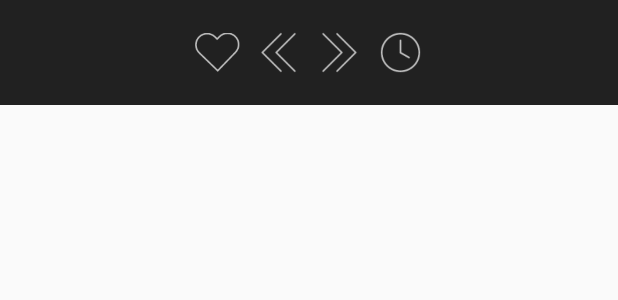
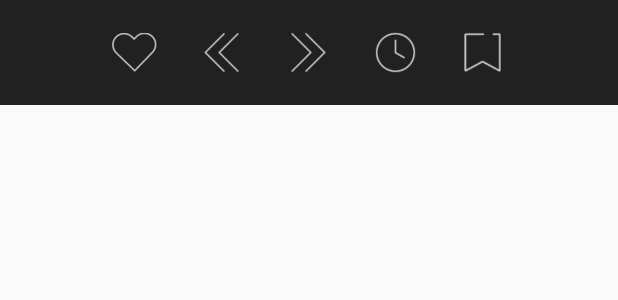
Before and after one commit to liuzho/ReadingHabit, an Android app: the layout popup_main_menu.xml on its own in the app's theme, with its tools: preview values and no code run, on a phone screen of 412 x 824 dp. Shown: the top 300 px of the screen. Run offline under Robolectric (Android 15) with nearby library versions, the phone set to English and light mode, and no system bars.

```diff
--- a/app/src/main/java/com/liuzh/readinghabit/bean/one/OneDay.java
+++ b/app/src/main/java/com/liuzh/readinghabit/bean/one/OneDay.java
@@ -11,7 +11,9 @@ public class OneDay {
     public String image_authors;
     public String text_authors;
 
+    public String maketime;
+
     public String prev;
-    public String curr;
+    public String curr = "";
     public String next;
 }
--- a/app/src/main/res/layout/popup_main_menu.xml
+++ b/app/src/main/res/layout/popup_main_menu.xml
@@ -2,35 +2,48 @@
 <LinearLayout xmlns:android="http://schemas.android.com/apk/res/android"
     android:layout_width="match_parent"
     android:layout_height="70dp"
+    android:background="#DD000000"
     android:gravity="center"
-    android:background="#DD000000"
     android:orientation="horizontal">
+
 
     <ImageView
         android:id="@+id/like"
         android:layout_width="30dp"
-        android:layout_margin="5dp"
         android:layout_height="30dp"
-        android:src="@drawable/like"/>
+        android:layout_marginLeft="14dp"
+        android:layout_marginRight="14dp"
+        android:src="@drawable/like" />
 
     <ImageView
         android:id="@+id/pre"
         android:layout_width="30dp"
-        android:layout_margin="5dp"
         android:layout_height="30dp"
+        android:layout_marginLeft="14dp"
+        android:layout_marginRight="14dp"
         android:src="@drawable/pre" />
 
     <ImageView
         android:id="@+id/next"
         android:layout_width="30dp"
-        android:layout_margin="5dp"
         android:layout_height="30dp"
-         android:src="@drawable/next"/>
+        android:layout_marginLeft="14dp"
+        android:layout_marginRight="14dp"
+        android:src="@drawable/next" />
 
     <ImageView
         android:id="@+id/today"
         android:layout_width="30dp"
-        android:layout_margin="5dp"
         android:layout_height="30dp"
+        android:layout_marginLeft="14dp"
+        android:layout_marginRight="14dp"
         android:src="@drawable/today" />
+
+    <ImageView
+        android:id="@+id/collect"
+        android:layout_width="30dp"
+        android:layout_height="30dp"
+        android:layout_marginLeft="14dp"
+        android:layout_marginRight="14dp"
+        android:src="@drawable/collect" />
 </LinearLayout>
--- a/app/src/main/res/values/styles.xml
+++ b/app/src/main/res/values/styles.xml
@@ -7,5 +7,8 @@
         <item name="colorPrimaryDark">@color/colorPrimaryDark</item>
         <item name="colorAccent">@color/colorAccent</item>
     </style>
-
+    <style name="MenuPop">
+        <item name="android:windowEnterAnimation">@anim/menu_pop_in</item>
+        <item name="android:windowExitAnimation">@anim/menu_pop_out</item>
+    </style>
 </resources>
```
Also changed, not shown: app/src/main/java/com/liuzh/readinghabit/activity/MainActivity.java (+34 -6 lines), app/src/main/java/com/liuzh/readinghabit/fragment/BaseFragment.java (+14 -0 lines), app/src/main/java/com/liuzh/readinghabit/fragment/OneFragment.java (+25 -4 lines), app/src/main/java/com/liuzh/readinghabit/fragment/ReadFragment.java (+9 -0 lines), app/src/main/java/com/liuzh/readinghabit/popup/HomeMenuPop.java (+20 -1 lines), app/src/main/res/anim/menu_pop_in.xml (added, +12 -0 lines), app/src/main/res/anim/menu_pop_out.xml (added, +12 -0 lines), app/src/main/res/drawable/bg.xml (added, +8 -0 lines), app/src/main/res/layout/activity_main.xml (+8 -5 lines), app/src/main/res/drawable/collect.png (added), app/src/main/res/drawable/menu.png (added).
